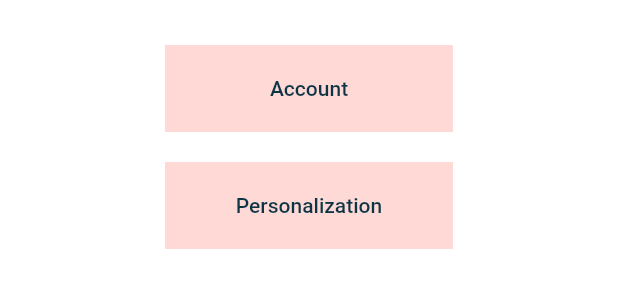
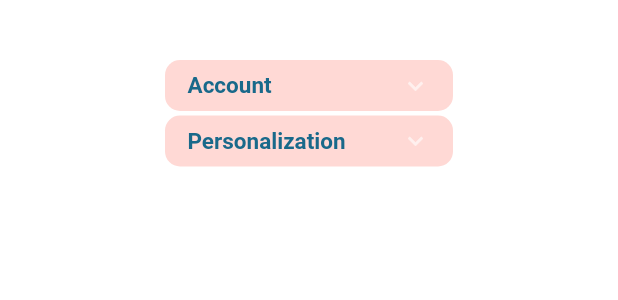
Before and after one commit to B1sth3be5t-1/BadgR_Flutter, a Flutter app: the ScoutSettings widget shown alone on an empty page, opened directly, on a phone screen of 412 x 824 dp. Shown: the top 300 px of the screen. Run offline on Flutter 3.47's test engine with Material 2 defaults, Android fonts, the phone set to English and light mode, and no system bars; drawn by our look-alikes of accordion; our stand-ins replace cloud_firestore, firebase_auth, firebase_core, modal_progress_hud_nsn; missing offline and left inert: transitioned_indexed_stack; accounts and stored records are empty.

Commit message:
Working on settings accordion

```diff
--- a/lib/classes/widgets/settings.dart
+++ b/lib/classes/widgets/settings.dart
@@ -1,4 +1,7 @@
+import 'package:accordion/controllers.dart';
+import 'package:badgr/classes/constants.dart';
 import 'package:flutter/material.dart';
+import 'package:accordion/accordion.dart';
 
 class SettingsWidget extends StatefulWidget {
   const SettingsWidget(
@@ -6,7 +9,7 @@ class SettingsWidget extends StatefulWidget {
 
   final Color BGcolor;
   final Color textColor;
-  final Map<String, Function()> map;
+  final Map<String, Widget> map;
 
   @override
   // ignore: library_private_types_in_public_api
@@ -20,9 +23,11 @@ class _SettingsWidgetState extends State<SettingsWidget> {
 
   final Color BGcolor;
   final Color textColor;
-  final Map<String, Function()> map;
-  late final List<settingsField> list;
+  final Map<String, Widget> map;
+  late final List<AccordionSection> list;
 
+  final _headerStyle = const TextStyle(
+      color: kColorDarkBlue, fontSize: 15, fontWeight: FontWeight.bold);
   @override
   void initState() {
     super.initState();
@@ -36,7 +41,17 @@ class _SettingsWidgetState extends State<SettingsWidget> {
       body: SizedBox.expand(
         child: Padding(
           padding: EdgeInsets.symmetric(vertical: 20, horizontal: 100),
-          child: ListView(
+          child: Accordion(
+            maxOpenSections: 1,
+            headerBackgroundColorOpened: kColorLightBlue,
+            headerBackgroundColor: kColorLightPink,
+            contentBorderColor: kColorLightBlue,
+            scaleWhenAnimating: true,
+            openAndCloseAnimation: true,
+            headerPadding:
+                const EdgeInsets.symmetric(vertical: 7, horizontal: 15),
+            sectionOpeningHapticFeedback: SectionHapticFeedback.heavy,
+            sectionClosingHapticFeedback: SectionHapticFeedback.light,
             children: list,
           ),
         ),
@@ -44,51 +59,16 @@ class _SettingsWidgetState extends State<SettingsWidget> {
     );
   }
 
-  List<settingsField> getList() {
-    List<settingsField> lis = [];
-
+  List<AccordionSection> getList() {
+    List<AccordionSection> lis = [];
     for (var entry in map.entries) {
-      lis.add(settingsField(
-        func: entry.value,
-        text: entry.key,
-        BGcolor: BGcolor,
-        textColor: textColor,
-      ));
+      lis.add(AccordionSection(
+          header: Text(
+            entry.key,
+            style: _headerStyle,
+          ),
+          content: entry.value));
     }
-
     return lis;
   }
 }
-
-class settingsField extends StatelessWidget {
-  settingsField(
-      {required this.func,
-      required this.text,
-      required this.BGcolor,
-      required this.textColor});
-
-  final Function() func;
-  final String text;
-  final Color BGcolor;
-  final Color textColor;
-
-  @override
-  Widget build(BuildContext context) {
-    return Padding(
-      padding: EdgeInsets.all(10),
-      child: Material(
-        color: BGcolor,
-        child: Padding(
-          padding: EdgeInsets.all(5),
-          child: TextButton(
-            onPressed: func,
-            child: Text(
-              text,
-              style: TextStyle(color: textColor),
-            ),
-          ),
-        ),
-      ),
-    );
-  }
-}
--- a/lib/screens/scout_screens/scout_settings.dart
+++ b/lib/screens/scout_screens/scout_settings.dart
@@ -4,19 +4,20 @@ import 'package:badgr/classes/widgets/settings.dart';
 
 class ScoutSettings extends StatefulWidget {
   const ScoutSettings({super.key});
+
   @override
   // ignore: library_private_types_in_public_api
   _ScoutSettingsState createState() => _ScoutSettingsState();
 }
 
 class _ScoutSettingsState extends State<ScoutSettings> {
-  static Map<String, Function()> map = Map();
+  static Map<String, Widget> map = Map();
 
   @override
   void initState() {
     super.initState();
-    map['Account'] = () {};
-    map['Personalization'] = () {};
+    map['Account'] = Text('Hello');
+    map['Personalization'] = Text('There');
   }
 
   @override
--- a/pubspec.yaml
+++ b/pubspec.yaml
@@ -40,6 +40,7 @@ dependencies:
   cloud_firestore: ^4.8.3
   modal_progress_hud_nsn: ^0.4.0
   transitioned_indexed_stack: ^1.0.2
+  accordion: ^2.5.1
 
 dev_dependencies:
   flutter_test:
```
Also changed, not shown: pubspec.lock.
